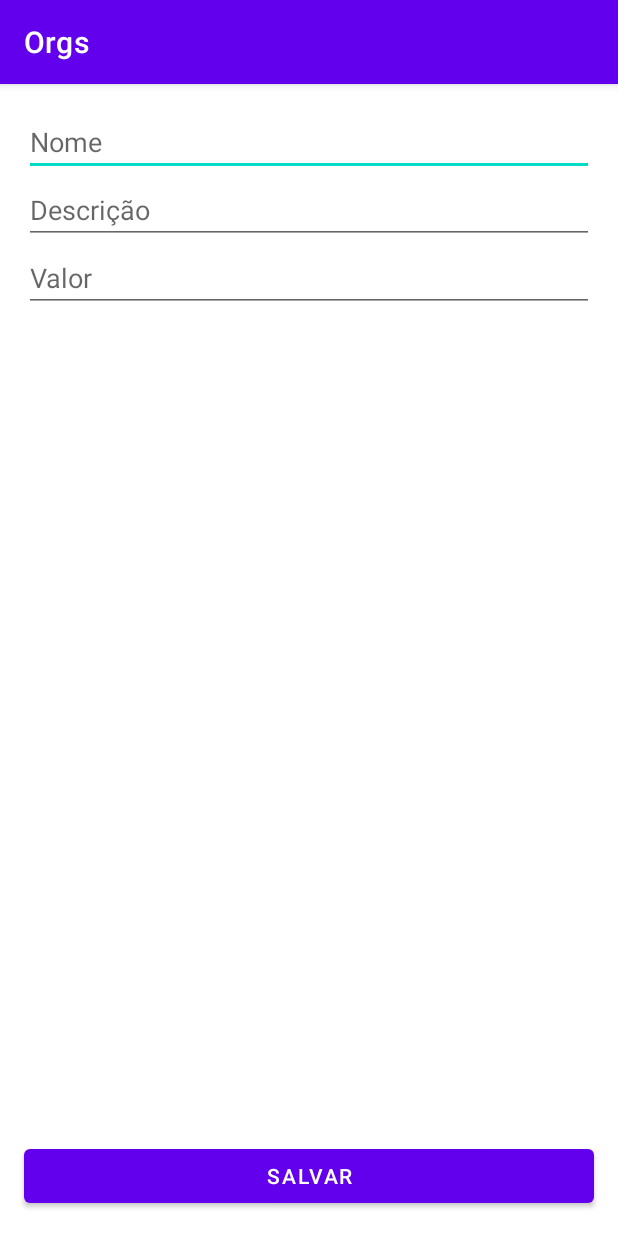
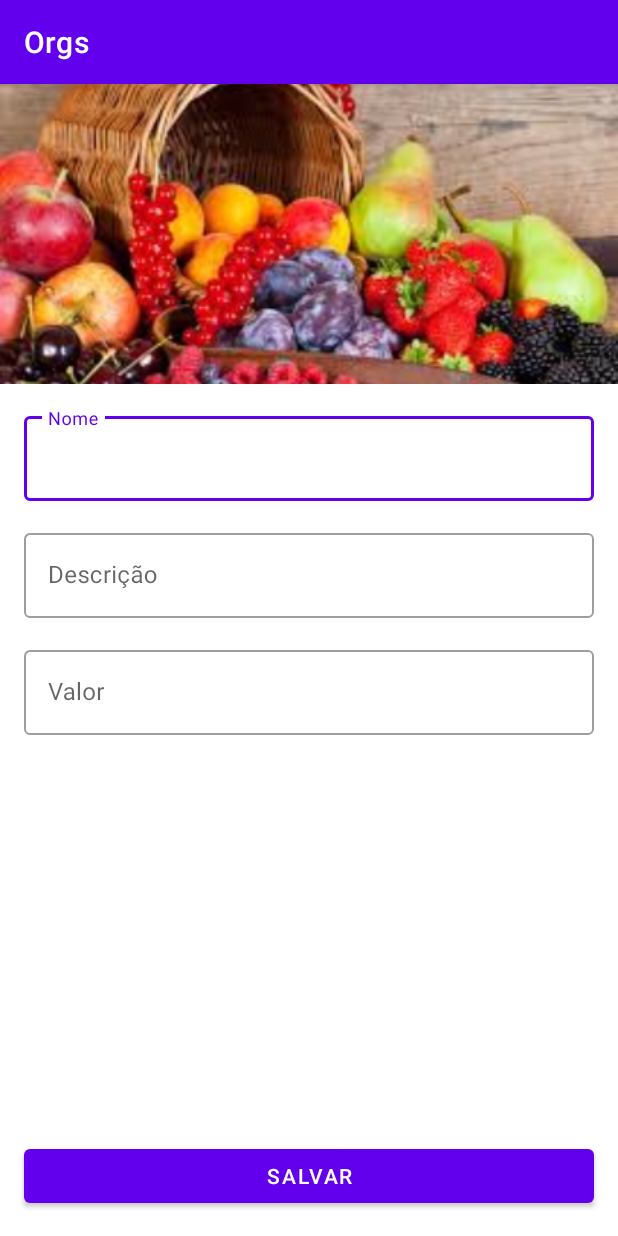
Before and after one commit to eulucasm/kotlin_alura, an Android app: the FormularioProdutoActivity screen opened directly, with no data from a screen before it, on a phone screen of 412 x 824 dp. Run offline under Robolectric (Android 15) with nearby library versions, the phone set to English and light mode, and no system bars; Roboto replaces fonts that are not available here.

```diff
--- a/app/src/main/java/br/com/alura/orgs/ui/activity/ListaProdutosActivity.kt
+++ b/app/src/main/java/br/com/alura/orgs/ui/activity/ListaProdutosActivity.kt
@@ -1,8 +1,11 @@
 package br.com.alura.orgs.ui.activity
 
+import android.content.DialogInterface
 import android.content.Intent
 import android.os.Bundle
+import androidx.appcompat.app.AlertDialog
 import androidx.appcompat.app.AppCompatActivity
+import br.com.alura.orgs.R
 import br.com.alura.orgs.dao.ProdutosDao
 import br.com.alura.orgs.databinding.ActivityListaProdutosActivityBinding
 import br.com.alura.orgs.ui.recyclerview.adapter.ListaProdutosAdapter
@@ -20,6 +23,7 @@ class ListaProdutosActivity : AppCompatActivity() {
       setContentView(binding.root)
       configuraRecyclerView()
       configuraFab()
+
    }
 
    override fun onResume() {
--- a/app/src/main/res/layout/activity_formulario_produto.xml
+++ b/app/src/main/res/layout/activity_formulario_produto.xml
@@ -11,47 +11,85 @@
         android:layout_height="wrap_content"
         tools:context=".ui.activity.FormularioProdutoActivity">
 
-        <EditText
-            android:id="@+id/activity_formulario_produto_nome"
+        <ImageView
+            android:id="@+id/activity_formulario_produto_imagem"
+            android:layout_width="0dp"
+            android:layout_height="200dp"
+            android:scaleType="centerCrop"
+            app:layout_constraintEnd_toEndOf="parent"
+            app:layout_constraintStart_toStartOf="parent"
+            app:layout_constraintTop_toTopOf="parent"
+            app:srcCompat="@drawable/cesta_de_frutas" />
+
+
+        <com.google.android.material.textfield.TextInputLayout
+            android:id="@+id/formulario_produto_textinputlayout_nome"
+            style="@style/Widget.MaterialComponents.TextInputLayout.OutlinedBox"
             android:layout_width="0dp"
             android:layout_height="wrap_content"
             android:layout_margin="16dp"
-            android:hint="Nome"
-            android:inputType="text"
             app:layout_constraintEnd_toEndOf="parent"
             app:layout_constraintStart_toStartOf="parent"
-            app:layout_constraintTop_toTopOf="parent" />
+            app:layout_constraintTop_toBottomOf="@id/activity_formulario_produto_imagem">
 
-        <EditText
-            android:id="@+id/activity_formulario_produto_descricao"
-            android:layout_width="0dp"
-            android:layout_height="wrap_content"
-            android:hint="Descrição"
-            android:inputType="text"
-            app:layout_constraintEnd_toEndOf="@id/activity_formulario_produto_nome"
-            app:layout_constraintStart_toStartOf="@id/activity_formulario_produto_nome"
-            app:layout_constraintTop_toBottomOf="@id/activity_formulario_produto_nome" />
+            <com.google.android.material.textfield.TextInputEditText
+                android:id="@+id/activity_formulario_produto_nome"
+                android:layout_width="match_parent"
+                android:layout_height="wrap_content"
+                android:hint="@string/Nome"
+                android:inputType="text" />
 
-        <EditText
-            android:id="@+id/activity_formulario_produto_valor"
-            android:layout_width="0dp"
-            android:layout_height="wrap_content"
-            android:hint="Valor"
-            android:inputType="numberDecimal"
-            app:layout_constraintEnd_toEndOf="@id/activity_formulario_produto_descricao"
-            app:layout_constraintStart_toStartOf="@id/activity_formulario_produto_descricao"
-            app:layout_constraintTop_toBottomOf="@id/activity_formulario_produto_descricao" />
+        </com.google.android.material.textfield.TextInputLayout>
 
-        <Button android:id="@+id/activity_formulario_produto_botao_salvar"
+        <com.google.android.material.textfield.TextInputLayout
+            android:id="@+id/formulario_produto_textinputlayout_descricao"
+            style="@style/Widget.MaterialComponents.TextInputLayout.OutlinedBox"
             android:layout_width="0dp"
             android:layout_height="wrap_content"
             android:layout_margin="16dp"
-            android:text="Salvar"
-            app:layout_constraintVertical_bias="1"
+            app:layout_constraintEnd_toEndOf="parent"
+            app:layout_constraintStart_toStartOf="parent"
+            app:layout_constraintTop_toBottomOf="@id/formulario_produto_textinputlayout_nome">
+
+            <com.google.android.material.textfield.TextInputEditText
+                android:id="@+id/activity_formulario_produto_descricao"
+                android:layout_width="match_parent"
+                android:layout_height="wrap_content"
+                android:hint="@string/descri_o"
+                android:inputType="text" />
+
+        </com.google.android.material.textfield.TextInputLayout>
+
+        <com.google.android.material.textfield.TextInputLayout
+            android:id="@+id/formulario_produto_textinputlayout_valor"
+            style="@style/Widget.MaterialComponents.TextInputLayout.OutlinedBox"
+            android:layout_width="0dp"
+            android:layout_height="wrap_content"
+            android:layout_margin="16dp"
+            app:layout_constraintEnd_toEndOf="parent"
+            app:layout_constraintStart_toStartOf="parent"
+            app:layout_constraintTop_toBottomOf="@id/formulario_produto_textinputlayout_descricao">
+
+            <com.google.android.material.textfield.TextInputEditText
+                android:id="@+id/activity_formulario_produto_valor"
+                android:layout_width="match_parent"
+                android:layout_height="wrap_content"
+                android:hint="@string/valor"
+                android:inputType="numberDecimal" />
+
+        </com.google.android.material.textfield.TextInputLayout>
+
+        <Button
+            android:id="@+id/activity_formulario_produto_botao_salvar"
+            android:layout_width="0dp"
+            android:layout_height="wrap_content"
+            android:layout_margin="16dp"
+            android:text="@string/salvar"
             app:layout_constraintBottom_toBottomOf="parent"
             app:layout_constraintEnd_toEndOf="parent"
             app:layout_constraintStart_toStartOf="parent"
-            app:layout_constraintTop_toBottomOf="@+id/activity_formulario_produto_valor" />
+            app:layout_constraintTop_toBottomOf="@id/formulario_produto_textinputlayout_valor"
+            app:layout_constraintVertical_bias="1" />
 
     </androidx.constraintlayout.widget.ConstraintLayout>
 </ScrollView>
--- a/app/src/main/res/layout/activity_lista_produtos_activity.xml
+++ b/app/src/main/res/layout/activity_lista_produtos_activity.xml
@@ -26,7 +26,7 @@
         android:focusable="true"
         app:layout_constraintBottom_toBottomOf="parent"
         app:layout_constraintEnd_toEndOf="parent"
-        app:srcCompat="@drawable/ic_baseline_add_24" />
+        app:srcCompat="@drawable/ic_action" />
 
 
 </androidx.constraintlayout.widget.ConstraintLayout>
--- a/app/src/main/res/values/strings.xml
+++ b/app/src/main/res/values/strings.xml
@@ -1,3 +1,9 @@
 <resources>
     <string name="app_name">Orgs</string>
+    <string name="Nome">Nome</string>
+    <string name="salvar">Salvar</string>
+    <string name="valor">Valor</string>
+    <string name="descri_o">Descrição</string>
+    <string name="carregar">Carregar</string>
+    <string name="url_da_imagem">URL da imagem</string>
 </resources>
```
Also changed, not shown: app/src/main/java/br/com/alura/orgs/ui/activity/FormularioProdutoActivity.kt (+10 -0 lines), app/src/main/res/drawable/ic_action_refresh.xml (added, +10 -0 lines), app/src/main/res/layout/formulario_image.xml (added, +54 -0 lines), app/src/main/res/drawable/ic_action.xml (renamed from app/src/main/res/drawable/ic_baseline_add_24.xml), app/src/main/res/drawable/imagem_padrao.webp (added). Lines whose indentation alone changed are shown as unchanged.
